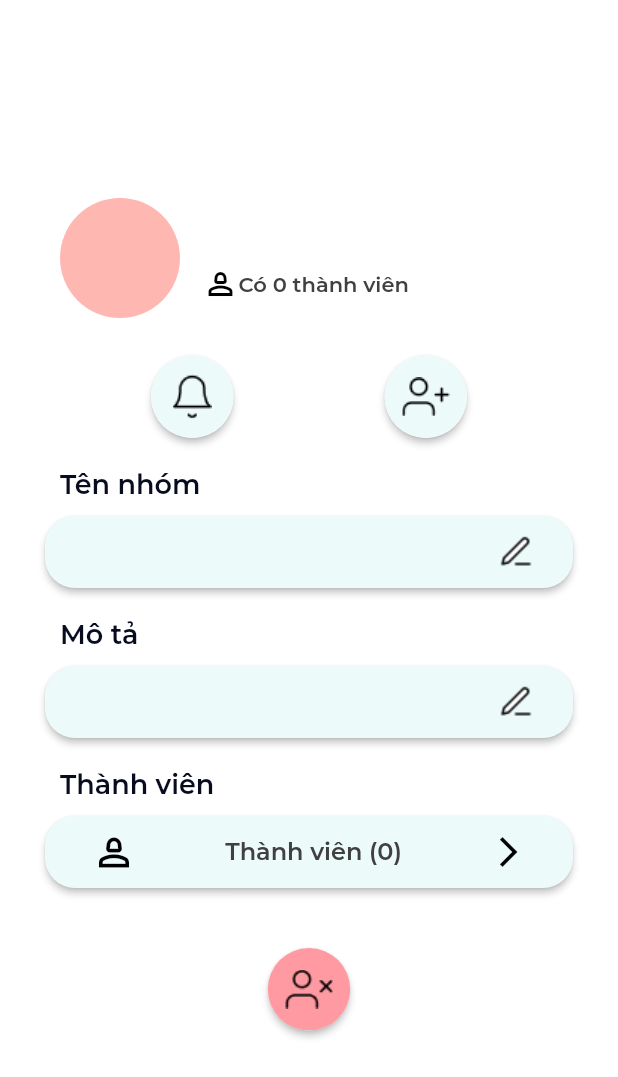
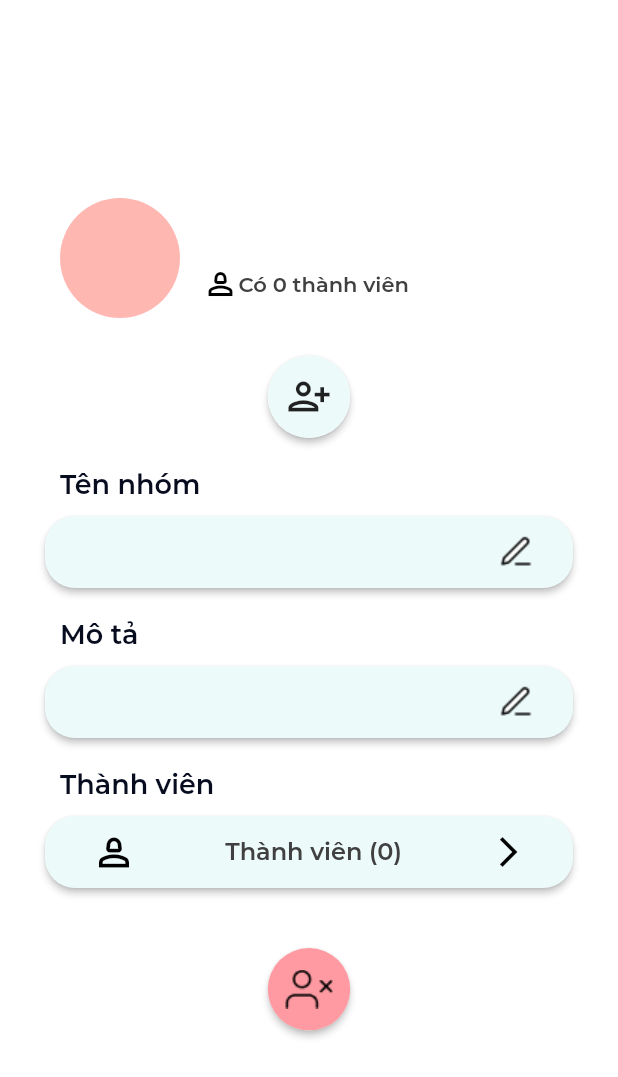
Before and after one commit to tranvuongduy2003/youit, a Flutter app: the GroupInformationPage screen opened directly with empty values, on a phone screen of 412 x 824 dp. Shown: the top 1077 px of the screen. Run offline on Flutter 3.47's test engine with Material 2 defaults, Android fonts, the phone set to English and light mode, and no system bars; our stand-ins replace cloud_firestore, file_picker, firebase_auth, firebase_core, firebase_messaging, firebase_storage and 4 more; missing offline and left inert: flutter_downloader; accounts and stored records are empty.

Commit message:
hide noti

```diff
--- a/lib/screens/group/group_information.dart
+++ b/lib/screens/group/group_information.dart
@@ -295,13 +295,11 @@ class _GroupInformationPageState extends State<GroupInformationPage> {
                               mainAxisAlignment: MainAxisAlignment.spaceEvenly,
                               children: [
                                 CircleButton(
-                                    imageAsset:
-                                        'assets/images/announcement_bell.png',
-                                    buttonColor: AppColors.isabelline,
-                                    onPressed: () {},
-                                    size: 55),
-                                CircleButton(
-                                    imageAsset: 'assets/images/add_member.png',
+                                    isImageButton: false,
+                                    icon: Icon(
+                                      Icons.person_add_alt_1_outlined,
+                                      size: 30,
+                                    ),
                                     buttonColor: AppColors.isabelline,
                                     onPressed: () {
                                       Navigator.of(context).push(
```
